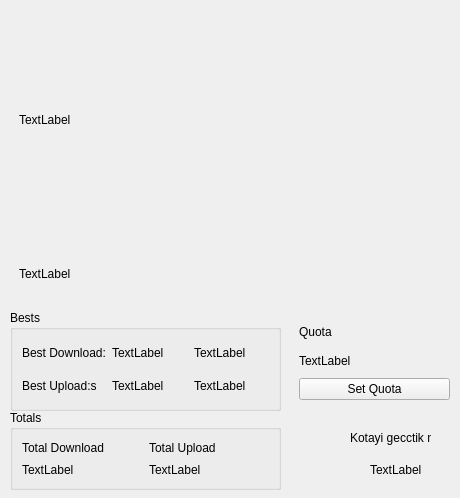
This is GUI/systray.ui in utkusaridede/internet-tracer as Qt 5 draws it before an edit. The edited form follows.
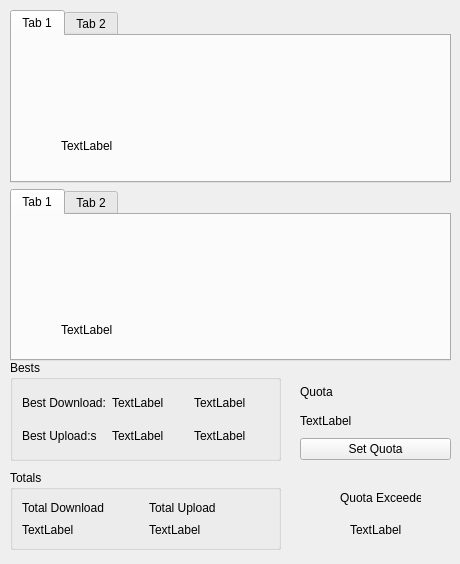
This is the edited form. Custom widgets are drawn as their Qt base class.

```diff
--- a/GUI/systray.ui
+++ b/GUI/systray.ui
@@ -7,7 +7,7 @@
     <x>0</x>
     <y>0</y>
     <width>460</width>
-    <height>498</height>
+    <height>564</height>
    </rect>
   </property>
   <property name="windowTitle">
@@ -16,8 +16,8 @@
   <widget class="QWidget" name="verticalLayoutWidget">
    <property name="geometry">
     <rect>
-     <x>299</x>
-     <y>320</y>
+     <x>300</x>
+     <y>380</y>
      <width>151</width>
      <height>80</height>
     </rect>
@@ -50,7 +50,7 @@
    <property name="geometry">
     <rect>
      <x>10</x>
-     <y>410</y>
+     <y>470</y>
      <width>271</width>
      <height>80</height>
     </rect>
@@ -100,7 +100,7 @@
    <property name="geometry">
     <rect>
      <x>10</x>
-     <y>310</y>
+     <y>360</y>
      <width>271</width>
      <height>101</height>
     </rect>
@@ -160,8 +160,8 @@
   <widget class="QLabel" name="kotagecme">
    <property name="geometry">
     <rect>
-     <x>370</x>
-     <y>460</y>
+     <x>350</x>
+     <y>520</y>
      <width>51</width>
      <height>20</height>
     </rect>
@@ -173,33 +173,40 @@
   <widget class="QLabel" name="label_6">
    <property name="geometry">
     <rect>
-     <x>350</x>
-     <y>430</y>
+     <x>340</x>
+     <y>490</y>
      <width>81</width>
      <height>16</height>
     </rect>
    </property>
    <property name="text">
-    <string>Kotayi gecctik mi</string>
+    <string>Quota Exceeded</string>
    </property>
   </widget>
-  <widget class="QWidget" name="">
+  <widget class="QWidget" name="layoutWidget">
    <property name="geometry">
     <rect>
-     <x>9</x>
-     <y>9</y>
+     <x>10</x>
+     <y>10</y>
      <width>441</width>
-     <height>301</height>
+     <height>351</height>
     </rect>
    </property>
    <layout class="QVBoxLayout" name="verticalLayout">
     <item>
+     <widget class="QTabWidget" name="tabWidget">
+      <widget class="QWidget" name="tab">
+       <attribute name="title">
+        <string>Tab 1</string>
+       </attribute>
+       <layout class="QHBoxLayout" name="horizontalLayout_3">
+        <item>
      <widget class="QCustomPlot" name="dgraph" native="true">
       <widget class="QLabel" name="down">
        <property name="geometry">
         <rect>
-         <x>10</x>
-         <y>100</y>
+             <x>40</x>
+             <y>90</y>
          <width>61</width>
          <height>21</height>
         </rect>
@@ -208,22 +215,52 @@
         <string>TextLabel</string>
        </property>
       </widget>
-     </widget>
-    </item>
+          <zorder>down</zorder>
+          <zorder>tabWidget</zorder>
+         </widget>
+        </item>
+       </layout>
+       <zorder>dgraph</zorder>
+       <zorder>layoutWidget</zorder>
+       <zorder>dgraph</zorder>
+      </widget>
+      <widget class="QWidget" name="tab_2">
+       <attribute name="title">
+        <string>Tab 2</string>
+       </attribute>
+      </widget>
+     </widget>
+    </item>
+    <item>
+     <widget class="QTabWidget" name="tabWidget_2">
+      <widget class="QWidget" name="tab_3">
+       <attribute name="title">
+        <string>Tab 1</string>
+       </attribute>
+       <layout class="QHBoxLayout" name="horizontalLayout_2">
     <item>
      <widget class="QCustomPlot" name="customPlot" native="true">
       <widget class="QLabel" name="up">
        <property name="geometry">
         <rect>
-         <x>10</x>
-         <y>100</y>
+             <x>40</x>
+             <y>90</y>
          <width>61</width>
-         <height>21</height>
+             <height>31</height>
         </rect>
        </property>
        <property name="text">
         <string>TextLabel</string>
        </property>
+          </widget>
+         </widget>
+        </item>
+       </layout>
+      </widget>
+      <widget class="QWidget" name="tab_4">
+       <attribute name="title">
+        <string>Tab 2</string>
+       </attribute>
       </widget>
      </widget>
     </item>
```
Lines whose indentation alone changed are shown as unchanged.
